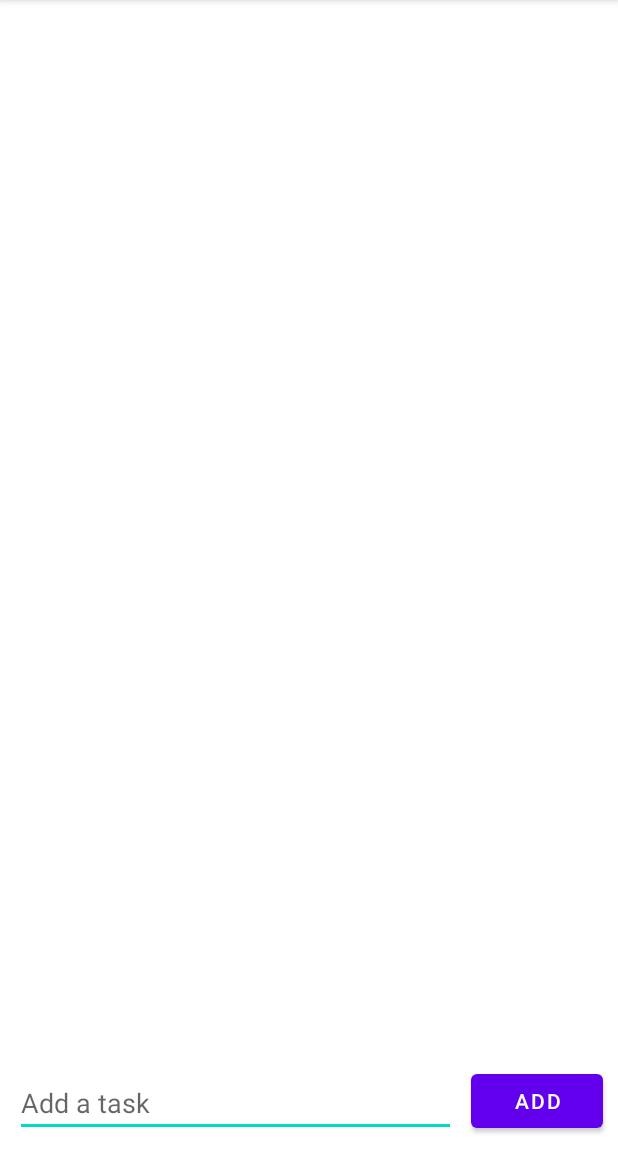
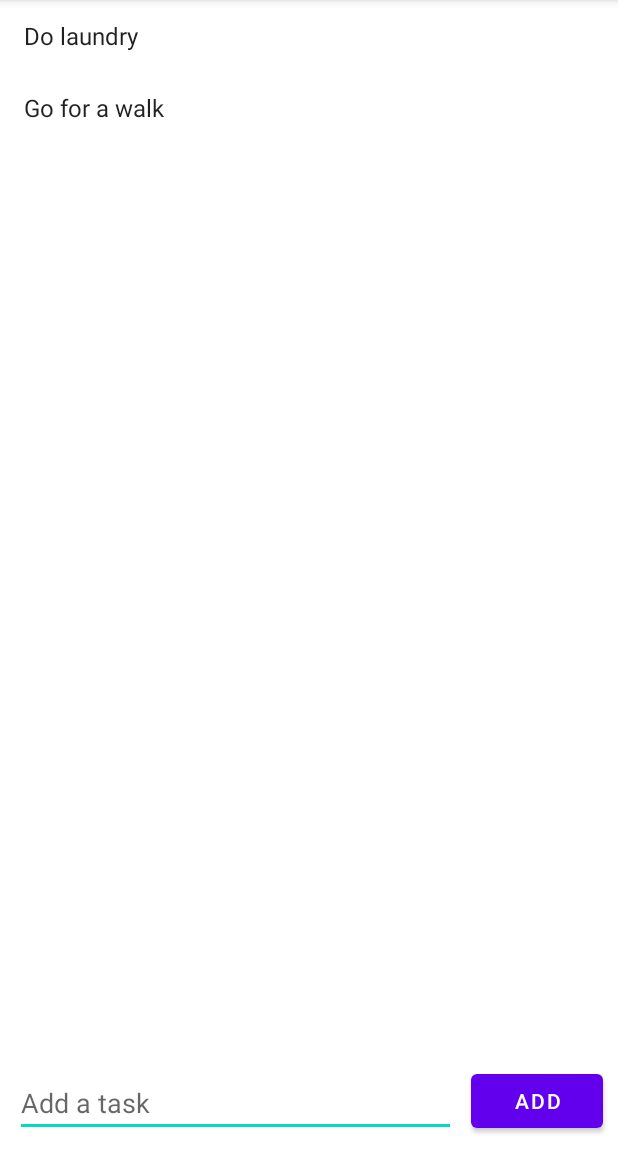
Before and after one commit to davinsinghca/SimpleToDo, an Android app: the screen it shows after launch (MainActivity), on a phone screen of 412 x 824 dp, the part 84-1236 px from its top. Run offline under Robolectric (Android 15) with nearby library versions, the phone set to English and light mode, and no system bars.

Commit message:
created RecyclerView Adapter and rendered a hard-coded list of items

```diff
--- a/app/src/main/java/com/example/simpletodo/MainActivity.kt
+++ b/app/src/main/java/com/example/simpletodo/MainActivity.kt
@@ -2,10 +2,41 @@ package com.example.simpletodo
 
 import androidx.appcompat.app.AppCompatActivity
 import android.os.Bundle
+import android.util.Log
+import android.widget.Button
+import androidx.recyclerview.widget.LinearLayoutManager
+import androidx.recyclerview.widget.RecyclerView
 
 class MainActivity : AppCompatActivity() {
+
+    val listOfTasks = mutableListOf<String>()
+
     override fun onCreate(savedInstanceState: Bundle?) {
         super.onCreate(savedInstanceState)
         setContentView(R.layout.activity_main)
+
+        // Detect when user clicks the add button
+//        findViewById<Button>(R.id.button).setOnClickListener {
+//            // executed when user clicks button
+//            Log.i("Caren", "User clicked on button")
+//        }
+
+        listOfTasks.add("Do laundry")
+        listOfTasks.add("Go for a walk")
+
+
+        // Lookup the recyclerview in activity layout
+        val recyclerView = findViewById<RecyclerView>(R.id.recyclerView)
+
+        // Initialize contacts
+        // Create adapter passing in the sample user data
+        val adapter = TaskItemAdapter(listOfTasks)
+
+        // Attach the adapter to the recyclerview to populate items
+        recyclerView.adapter = adapter
+
+        // Set layout manager to position the items
+        recyclerView.layoutManager = LinearLayoutManager(this)
+
     }
 }
--- /dev/null
+++ b/app/src/main/java/com/example/simpletodo/TaskItemAdapter.kt
@@ -0,0 +1,51 @@
+package com.example.simpletodo
+
+import android.view.LayoutInflater
+import android.view.View
+import android.view.ViewGroup
+import android.widget.TextView
+import androidx.recyclerview.widget.RecyclerView
+
+// Bridge that tells recyclerView how to display data we give it (list of strings)
+// renders list of strings item by item
+
+class TaskItemAdapter(val listOfItems: List<String>) : RecyclerView.Adapter<TaskItemAdapter.ViewHolder>(){
+
+    // ... constructor and member variables
+    // Usually involves inflating a layout from XML and returning the holder
+    // tell recyclerView how to "inflate" a lay out for each specific item
+    override fun onCreateViewHolder(parent: ViewGroup, viewType: Int): ViewHolder {
+        val context = parent.context
+        val inflater = LayoutInflater.from(context)
+        // Inflate the custom layout
+        val contactView = inflater.inflate(android.R.layout.simple_list_item_1, parent, false)
+        // Return a new holder instance
+        return ViewHolder(contactView)
+    }
+
+    // Involves populating data into the item through holder
+    override fun onBindViewHolder(holder: ViewHolder, position: Int) {
+        // Get the data model based on position
+        val item: String = listOfItems.get(position)
+
+        // Set item views based on your views and data model
+        holder.textView.text = item
+    }
+
+    override fun getItemCount(): Int {
+        return listOfItems.size
+    }
+
+    // Provide a direct reference to each of the views within a data item (Ex: all text fields/buttons within an item)
+    // Used to cache the views within the item layout for fast access
+    inner class ViewHolder(itemView: View) : RecyclerView.ViewHolder(itemView) {
+        // Store references to elements in our layout view
+        // since our layout of each list item only has a single text field, only one text reference needed
+
+        val textView: TextView
+
+        init {
+            textView = itemView.findViewById(android.R.id.text1)
+        }
+    }
+}
--- a/app/src/main/res/layout/activity_main.xml
+++ b/app/src/main/res/layout/activity_main.xml
@@ -26,6 +26,7 @@
         app:layout_constraintStart_toStartOf="parent" />
 
     <androidx.recyclerview.widget.RecyclerView
+        android:id="@+id/recyclerView"
         android:layout_width="match_parent"
         android:layout_height="0dp"
         app:layout_constraintBottom_toTopOf="@+id/addTaskField"
```
